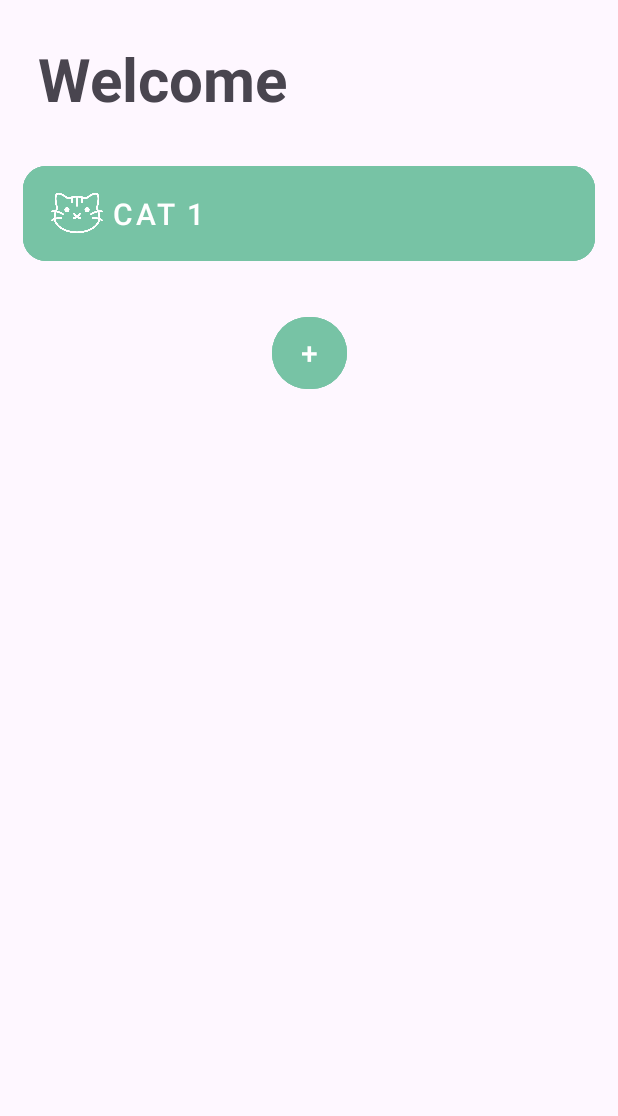
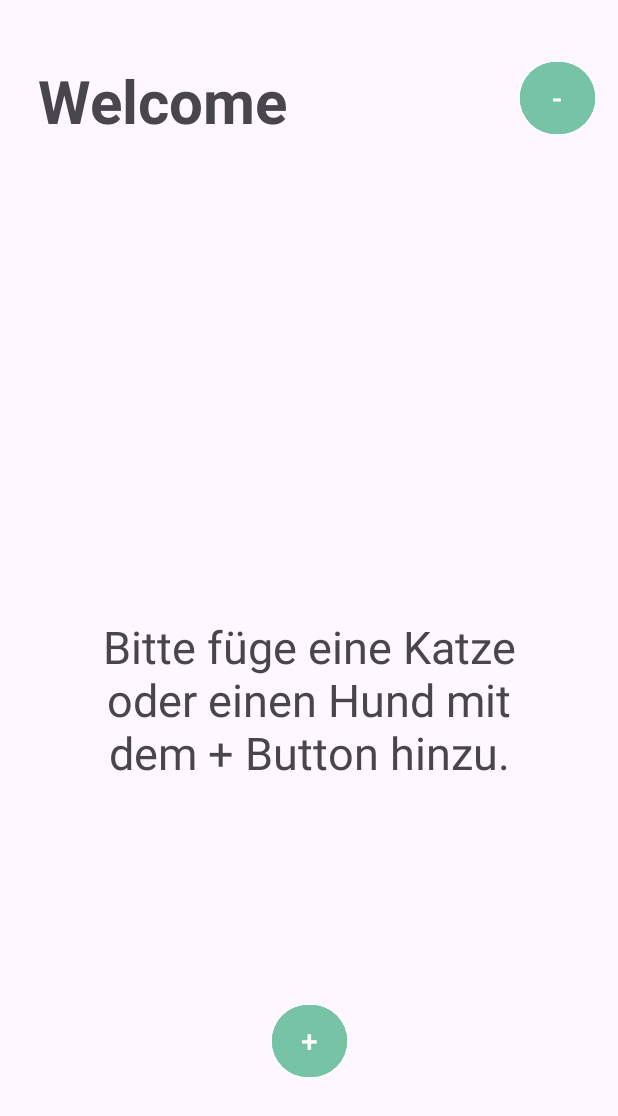
Before and after one commit to jakemoes/Pet-Tracker, an Android app: the screen it shows after launch (Welcome), on a phone screen of 412 x 824 dp. Shown: the top 1116 px of the screen. Run offline under Robolectric (Android 15) with nearby library versions, the light colour scheme and no system bars.

Commit message:
make petts addable

```diff
--- a/src/app/src/main/AndroidManifest.xml
+++ b/src/app/src/main/AndroidManifest.xml
@@ -1,6 +1,10 @@
 <?xml version="1.0" encoding="utf-8"?>
 <manifest xmlns:android="http://schemas.android.com/apk/res/android"
     xmlns:tools="http://schemas.android.com/tools">
+
+    <!-- Speicherzugriffsberechtigungen -->
+    <uses-permission android:name="android.permission.WRITE_EXTERNAL_STORAGE" />
+    <uses-permission android:name="android.permission.READ_EXTERNAL_STORAGE" />
 
     <application
         android:allowBackup="true"
--- a/src/app/src/main/java/com/example/pettracker/Welcome.java
+++ b/src/app/src/main/java/com/example/pettracker/Welcome.java
@@ -2,27 +2,60 @@
 
 package com.example.pettracker;
 
+import android.content.Context;
 import android.content.Intent;
 import android.os.Bundle;
+import android.view.Gravity;
 import android.view.View;
+import android.view.ViewGroup;
 import android.widget.Button;
+import android.widget.LinearLayout;
+import android.widget.ScrollView;
+import android.widget.TextView;
 
 import androidx.activity.EdgeToEdge;
 import androidx.appcompat.app.AppCompatActivity;
+import androidx.core.content.ContextCompat;
+
+import com.google.android.material.button.MaterialButton;
 
 import java.util.ArrayList;
 
 public class Welcome extends AppCompatActivity {
     private ArrayList<Animal> animals = new ArrayList<Animal>();
+    private LinearLayout ll_textContainer;
+    private LinearLayout ll_buttonContainer;
+
+    private ScrollView sv_buttons;
+    private ArrayList<Button> buttons = new ArrayList<Button>();
 
     @Override
     protected void onCreate(Bundle savedInstanceState) {
         super.onCreate(savedInstanceState);
         EdgeToEdge.enable(this);
         setContentView(R.layout.activity_welcome);
+        ll_textContainer = findViewById(R.id.ll_textContainer);
+        ll_buttonContainer = findViewById(R.id.ll_buttonContainer);
+        sv_buttons = findViewById(R.id.sv_buttons);
 
+        //Get animal list
+        Context context = this;
+        CSVHandler csvHandler = new CSVHandler();
+        animals = csvHandler.getAnimalsFromCSV(context);
+
+        ViewHandler();
         // Define button add
-        Button addButton = findViewById(R.id.btn_btn_add);
+        Button addButton = findViewById(R.id.btn_add);
+        Button deleteButton = findViewById(R.id.btn_delete);
+
+        deleteButton.setOnClickListener(new View.OnClickListener() {
+            @Override
+            public void onClick(View view) {
+                //Delet File
+                CSVHandler csvHandler = new CSVHandler();
+                csvHandler.deleteFile(context);
+            }
+        });
 
         // On Click Add Button
         addButton.setOnClickListener(new View.OnClickListener() {
@@ -37,4 +70,80 @@ public class Welcome extends AppCompatActivity {
     public void addAnimal(Animal newAnimal){
         animals.add(newAnimal);
     }
+
+
+    //AddButton (with ico and catname)
+    private void addButtons(String text, int resId) {
+        ll_textContainer.setVisibility(View.INVISIBLE);
+
+        // Create a new button
+        MaterialButton button = new MaterialButton(this);
+        //Text style
+        button.setText(text);
+        button.setTextSize(20);
+        button.setTextColor(getResources().getColor(R.color.white));
+
+        // Set button icon
+        button.setIconResource(resId);
+        button.setIconTintResource(R.color.white);
+        button.setIconSize(getResources().getDimensionPixelSize(R.dimen.icon_size));
+
+        // Set button styling
+        button.setBackgroundTintList(ContextCompat.getColorStateList(this, R.color.main)); // Background color
+        button.setStrokeColorResource(R.color.main); // Stroke color
+        button.setCornerRadius(getResources().getDimensionPixelSize(R.dimen.corner_radius)); // Corner radius
+        button.setGravity(Gravity.START | Gravity.CENTER_VERTICAL); // Align text and icon
+
+
+
+        // Add the button to the container
+        // Erstelle LayoutParams für den Button
+        LinearLayout.LayoutParams layoutParams = new LinearLayout.LayoutParams(
+                ViewGroup.LayoutParams.MATCH_PARENT,  // Breite auf Match-Parent setzen
+                ViewGroup.LayoutParams.WRAP_CONTENT  // Höhe wird basierend auf dem Inhalt angepasst
+        );
+
+        // Setze die Margins (Abstand auf der linken und rechten Seite)
+        int leftMargin = getResources().getDimensionPixelSize(R.dimen.margin_left); // Linker Abstand (in Pixel)
+        int rightMargin = getResources().getDimensionPixelSize(R.dimen.margin_right); // Rechter Abstand (in Pixel)
+
+        // Setze die Margins auf den LayoutParams
+        layoutParams.setMargins(leftMargin, 0, rightMargin, 0); // (left, top, right, bottom)
+
+        // Füge den Button mit den LayoutParams hinzu
+        button.setLayoutParams(layoutParams);
+
+        // Füge den Button zum Layout hinzu
+        ll_buttonContainer.addView(button);
+    }
+
+    //Add button
+    private void addTextMessage() {
+        // Create Text View
+        TextView textView = new TextView(this);
+        //Style
+        textView.setText("Bitte füge eine Katze oder einen Hund mit dem + Button hinzu.");
+        textView.setTextSize(30);
+        textView.setTextAlignment(View.TEXT_ALIGNMENT_CENTER);
+        textView.setVisibility(View.VISIBLE);
+        textView.setPadding(100,25,100,25);
+
+
+        // Add the text View
+        ll_textContainer.addView(textView, new LinearLayout.LayoutParams(
+                ViewGroup.LayoutParams.WRAP_CONTENT,
+                ViewGroup.LayoutParams.WRAP_CONTENT
+        ));
+    }
+
+    private void ViewHandler(){
+        if(animals.isEmpty()){
+            addTextMessage();
+        }
+        else {
+            for(Animal animal : animals) {
+                addButtons(animal.getName(),animal.getImageResId());
+            }
+        }
+    }
 }
--- a/src/app/src/main/res/layout/activity_welcome.xml
+++ b/src/app/src/main/res/layout/activity_welcome.xml
@@ -18,37 +18,43 @@
         app:layout_constraintStart_toStartOf="parent"
         app:layout_constraintTop_toTopOf="parent"
         android:layout_marginLeft="25dp"
-        android:layout_marginTop="25dp"
+        android:layout_marginTop="40dp"
         android:textSize="40sp"
         android:textStyle="bold"
         />
 
-    <!--Cat Button-->
-    <com.google.android.material.button.MaterialButton
-        android:id="@+id/btn_cat_1"
-        style="@style/Widget.MaterialComponents.Button.OutlinedButton"
+
+    <!--Text when no buttons ther-->
+    <LinearLayout
+        android:id="@+id/ll_textContainer"
         android:layout_width="match_parent"
-        android:layout_height="75dp"
-        android:layout_marginHorizontal="15dp"
-        android:layout_marginTop="25dp"
-        android:layout_marginBottom="15dp"
-        android:text="Cat 1"
-        android:textSize="20sp"
-        app:icon="@drawable/cat_01"
-        app:iconTint="@color/white"
-        android:textColor="@color/white"
-        android:gravity="start|center_vertical"
-        app:iconSize="40dp"
-        app:cornerRadius="15dp"
-        app:layout_constraintTop_toBottomOf="@+id/tv_heading"
-        app:layout_constraintEnd_toEndOf="parent"
-        app:layout_constraintStart_toStartOf="parent"
-        app:strokeColor="@color/main"
-        android:backgroundTint="@color/main"/>
+        android:layout_height="wrap_content"
+        android:orientation="vertical"
+        android:layout_marginTop="300dp"
+        app:layout_constraintTop_toBottomOf="@id/tv_heading"/>
+
+
+    <!--Buttons-->
+    <ScrollView
+        android:id="@+id/sv_buttons"
+        android:layout_width="match_parent"
+        android:layout_height="450dp"
+        android:contentDescription="Pets"
+        app:layout_constraintTop_toBottomOf="@id/tv_heading"
+        android:layout_marginTop="15dp">
+        <LinearLayout
+        android:id="@+id/ll_buttonContainer"
+        android:layout_width="match_parent"
+        android:layout_height="wrap_content"
+        android:orientation="vertical"
+        android:layout_marginTop="0dp"
+        app:layout_constraintTop_toBottomOf="@id/tv_heading"/>
+    </ScrollView>
+
 
     <!--Add Button-->
     <com.google.android.material.button.MaterialButton
-        android:id="@+id/btn_btn_add"
+        android:id="@+id/btn_add"
         style="@style/Widget.MaterialComponents.Button.OutlinedButton"
         android:layout_width="50dp"
         android:layout_height="60dp"
@@ -60,10 +66,31 @@
         android:textColor="@color/white"
         app:iconSize="40dp"
         app:cornerRadius="100dp"
-        app:layout_constraintTop_toBottomOf="@+id/btn_cat_1"
+        app:layout_constraintBottom_toBottomOf="parent"
         app:layout_constraintEnd_toEndOf="parent"
         app:layout_constraintStart_toStartOf="parent"
         app:strokeColor="@color/main"
+        android:backgroundTint="@color/main"
+        android:layout_margin="100dp"/>
+
+    <com.google.android.material.button.MaterialButton
+        android:id="@+id/btn_delete"
+        style="@style/Widget.MaterialComponents.Button.OutlinedButton"
+        android:layout_width="50dp"
+        android:layout_height="60dp"
+        android:layout_marginHorizontal="15dp"
+        android:layout_marginTop="35dp"
+        android:layout_marginBottom="15dp"
+        android:text="-"
+        android:textSize="20sp"
+        android:textColor="@color/white"
+        app:iconSize="40dp"
+        app:cornerRadius="100dp"
+        app:layout_constraintTop_toTopOf="parent"
+        app:layout_constraintEnd_toEndOf="parent"
+        app:strokeColor="@color/main"
         android:backgroundTint="@color/main"/>
 
+
+
 </androidx.constraintlayout.widget.ConstraintLayout>
--- /dev/null
+++ b/src/app/src/main/res/values/dimens.xml
@@ -0,0 +1,12 @@
+<?xml version="1.0" encoding="utf-8"?>
+<resources>
+    <!-- For Button -->
+    <dimen name="icon_size">40dp</dimen>
+    <dimen name="corner_radius">15dp</dimen>
+    <dimen name="button_height">75dp</dimen>
+
+    <!-- Margin button -->
+    <dimen name="margin_left">15dp</dimen>
+    <dimen name="margin_right">15dp</dimen>
+
+</resources>
```
Also changed, not shown: src/app/src/main/java/com/example/pettracker/AddAnimal.java (+7 -2 lines), src/app/src/main/java/com/example/pettracker/CSVHandler.java (added, +90 -0 lines), src/app/src/main/res/layout/welcome_resources.xml (added, +55 -0 lines).
